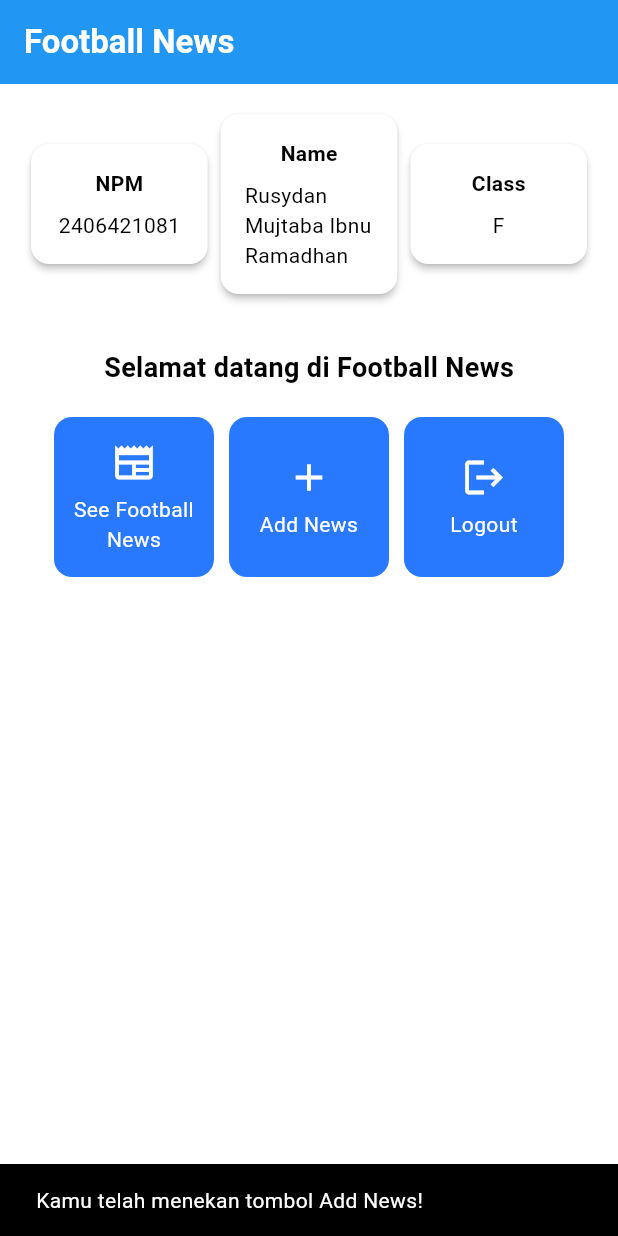
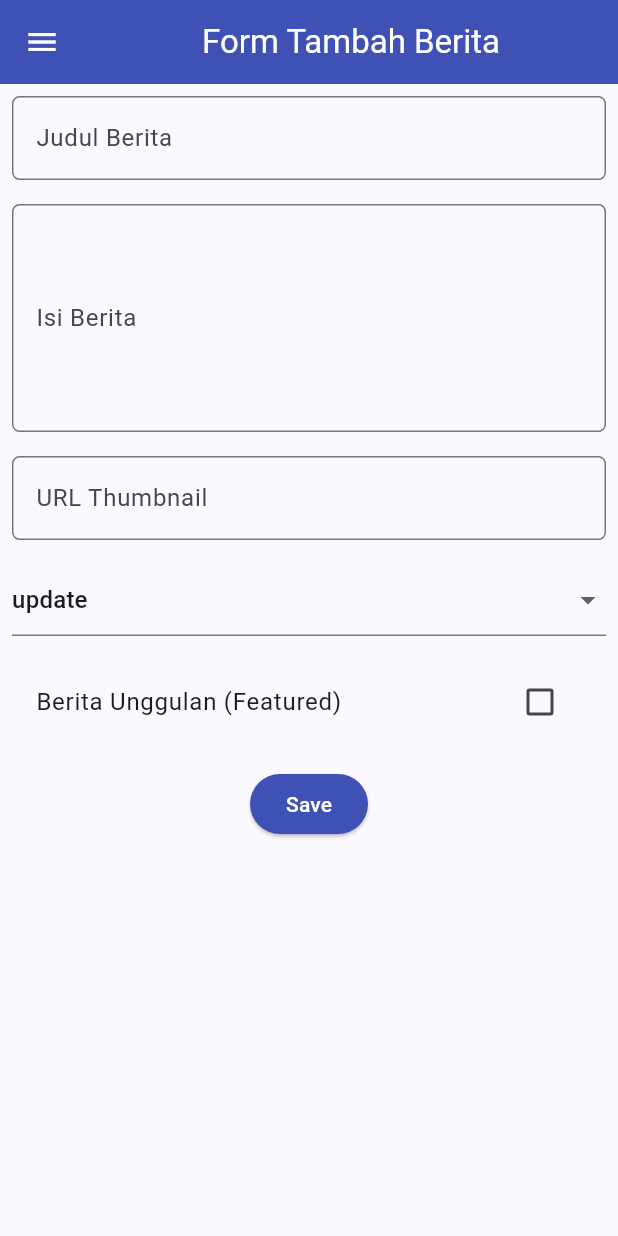
Before and after one commit to Aforambis/football-news-mobile, a Flutter app: the screen it shows after launch, after a tap on "Add News", on a phone screen of 412 x 824 dp. Run offline on Flutter 3.47's test engine with Material 3 defaults, Android fonts, the phone set to English and light mode, and no system bars.

Commit message:
Tutorial 7

```diff
--- a/lib/main.dart
+++ b/lib/main.dart
@@ -8,29 +8,13 @@ void main() {
 class MyApp extends StatelessWidget {
   const MyApp({super.key});
 
-  // This widget is the root of your application.
   @override
   Widget build(BuildContext context) {
     return MaterialApp(
       title: 'Flutter Demo',
       theme: ThemeData(
-        // This is the theme of your application.
-        //
-        // TRY THIS: Try running your application with "flutter run". You'll see
-        // the application has a purple toolbar. Then, without quitting the app,
-        // try changing the seedColor in the colorScheme below to Colors.green
-        // and then invoke "hot reload" (save your changes or press the "hot
-        // reload" button in a Flutter-supported IDE, or press "r" if you used
-        // the command line to start the app).
-        //
-        // Notice that the counter didn't reset back to zero; the application
-        // state is not lost during the reload. To reset the state, use hot
-        // restart instead.
-        //
-        // This works for code too, not just values: Most code changes can be
-        // tested with just a hot reload.
-         colorScheme: ColorScheme.fromSwatch(primarySwatch: Colors.blue)
- .copyWith(secondary: Colors.blueAccent[400]),
+        colorScheme: ColorScheme.fromSeed(seedColor: Colors.indigo),
+        useMaterial3: true,
       ),
       home: MyHomePage(),
     );
--- a/lib/menu.dart
+++ b/lib/menu.dart
@@ -1,11 +1,13 @@
 import 'package:flutter/material.dart';
+import 'package:football_news_mobile/newslist_form.dart';
+import 'package:football_news_mobile/widgets/left_drawer.dart';
 
 class MyHomePage extends StatelessWidget {
-    MyHomePage({super.key}); //sudah ada pada code sebelumnya
+    MyHomePage({super.key});
 
-    final String nama = "Rusydan Mujtaba Ibnu Ramadhan"; //nama
-    final String npm = "2406421081"; //npm
-    final String kelas = "F"; //kelas
+    final String nama = "Rusydan Mujtaba Ibnu Ramadhan";
+    final String npm = "2406421081";
+    final String kelas = "F";
 
     final List<ItemHomepage> items = [
     ItemHomepage("See Football News", Icons.newspaper),
@@ -15,11 +17,8 @@ class MyHomePage extends StatelessWidget {
 
     @override
     Widget build(BuildContext context) {
-    // Scaffold menyediakan struktur dasar halaman dengan AppBar dan body.
     return Scaffold(
-      // AppBar adalah bagian atas halaman yang menampilkan judul.
       appBar: AppBar(
-        // Judul aplikasi "Football News" dengan teks putih dan tebal.
         title: const Text(
           'Football News',
           style: TextStyle(
@@ -27,17 +26,15 @@ class MyHomePage extends StatelessWidget {
             fontWeight: FontWeight.bold,
           ),
         ),
-        // Warna latar belakang AppBar diambil dari skema warna tema aplikasi.
-        backgroundColor: Theme.of(context).colorScheme.primary,
+        backgroundColor: Colors.indigo,
+        foregroundColor: Colors.white,
       ),
-      // Body halaman dengan padding di sekelilingnya.
+      drawer: const LeftDrawer(),
       body: Padding(
         padding: const EdgeInsets.all(16.0),
-        // Menyusun widget secara vertikal dalam sebuah kolom.
         child: Column(
           crossAxisAlignment: CrossAxisAlignment.center,
           children: [
-            // Row untuk menampilkan 3 InfoCard secara horizontal.
             Row(
               mainAxisAlignment: MainAxisAlignment.spaceEvenly,
               children: [
@@ -47,16 +44,11 @@ class MyHomePage extends StatelessWidget {
               ],
             ),
 
-            // Memberikan jarak vertikal 16 unit.
             const SizedBox(height: 16.0),
 
-            // Menempatkan widget berikutnya di tengah halaman.
             Center(
               child: Column(
-                // Menyusun teks dan grid item secara vertikal.
-
                 children: [
-                  // Menampilkan teks sambutan dengan gaya tebal dan ukuran 18.
                   const Padding(
                     padding: EdgeInsets.only(top: 16.0),
                     child: Text(
@@ -68,17 +60,14 @@ class MyHomePage extends StatelessWidget {
                     ),
                   ),
 
-                  // Grid untuk menampilkan ItemCard dalam bentuk grid 3 kolom.
                   GridView.count(
                     primary: true,
                     padding: const EdgeInsets.all(20),
                     crossAxisSpacing: 10,
                     mainAxisSpacing: 10,
                     crossAxisCount: 3,
-                    // Agar grid menyesuaikan tinggi kontennya.
                     shrinkWrap: true,
 
-                    // Menampilkan ItemCard untuk setiap item dalam list items.
                     children: items.map((ItemHomepage item) {
                       return ItemCard(item);
                     }).toList(),
@@ -94,23 +83,18 @@ class MyHomePage extends StatelessWidget {
 }
 
 class InfoCard extends StatelessWidget {
-  // Kartu informasi yang menampilkan title dan content.
-
-  final String title;  // Judul kartu.
-  final String content;  // Isi kartu.
+  final String title;
+  final String content;
 
   const InfoCard({super.key, required this.title, required this.content});
 
   @override
   Widget build(BuildContext context) {
     return Card(
-      // Membuat kotak kartu dengan bayangan dibawahnya.
       elevation: 2.0,
       child: Container(
-        // Mengatur ukuran dan jarak di dalam kartu.
-        width: MediaQuery.of(context).size.width / 3.5, // menyesuaikan dengan lebar device yang digunakan.
+        width: MediaQuery.of(context).size.width / 3.5,
         padding: const EdgeInsets.all(16.0),
-        // Menyusun title dan content secara vertikal.
         child: Column(
           children: [
             Text(
@@ -134,36 +118,42 @@ class ItemHomepage {
 }
 
 class ItemCard extends StatelessWidget {
-  // Menampilkan kartu dengan ikon dan nama.
-
   final ItemHomepage item;
-
   const ItemCard(this.item, {super.key});
 
   @override
   Widget build(BuildContext context) {
+    Color cardColor = Colors.blueAccent[400]!;
+    if (item.name == "Add News") {
+      cardColor = Colors.indigo;
+    } else if (item.name == "Logout") {
+      cardColor = Colors.red;
+    }
+
     return Material(
-      // Menentukan warna latar belakang dari tema aplikasi.
-      color: Theme.of(context).colorScheme.secondary,
-      // Membuat sudut kartu melengkung.
+      color: cardColor,
       borderRadius: BorderRadius.circular(12),
-
       child: InkWell(
-        // Aksi ketika kartu ditekan.
         onTap: () {
-          // Menampilkan pesan SnackBar saat kartu ditekan.
+          if (item.name == "Add News") {
+            Navigator.push(
+              context,
+              MaterialPageRoute(
+                builder: (context) => const NewsFormPage(),
+              ),
+            );
+          } else {
             ScaffoldMessenger.of(context)
               ..hideCurrentSnackBar()
               ..showSnackBar(
                 SnackBar(content: Text("Kamu telah menekan tombol ${item.name}!"))
               );
+          }
         },
-        // Container untuk menyimpan Icon dan Text
         child: Container(
           padding: const EdgeInsets.all(8),
           child: Center(
             child: Column(
-              // Menyusun ikon dan teks di tengah kartu.
               mainAxisAlignment: MainAxisAlignment.center,
               children: [
                 Icon(
@@ -184,5 +174,4 @@ class ItemCard extends StatelessWidget {
       ),
     );
   }
-
 }
--- /dev/null
+++ b/lib/newslist_form.dart
@@ -0,0 +1,193 @@
+import 'package:flutter/material.dart';
+import 'package:football_news_mobile/widgets/left_drawer.dart';
+
+class NewsFormPage extends StatefulWidget {
+    const NewsFormPage({super.key});
+
+    @override
+    State<NewsFormPage> createState() => _NewsFormPageState();
+}
+
+class _NewsFormPageState extends State<NewsFormPage> {
+    final _formKey = GlobalKey<FormState>();
+    String _title = "";
+    String _content = "";
+    String _category = "update";
+    String _thumbnail = "";
+    bool _isFeatured = false;
+
+    final List<String> _categories = [
+        'transfer',
+        'update',
+        'exclusive',
+        'match',
+        'rumor',
+        'analysis',
+    ];
+
+    @override
+    Widget build(BuildContext context) {
+        return Scaffold(
+            appBar: AppBar(
+                title: const Center(
+                    child: Text(
+                        'Form Tambah Berita',
+                    ),
+                ),
+                backgroundColor: Colors.indigo,
+                foregroundColor: Colors.white,
+            ),
+            drawer: const LeftDrawer(),
+            body: Form(
+                key: _formKey,
+                child: SingleChildScrollView(
+                  child: Column(
+                    crossAxisAlignment: CrossAxisAlignment.start,
+                    children: [
+                      Padding(
+                        padding: const EdgeInsets.all(8.0),
+                        child: TextFormField(
+                          decoration: InputDecoration(
+                            hintText: "Judul Berita",
+                            labelText: "Judul Berita",
+                            border: OutlineInputBorder(
+                              borderRadius: BorderRadius.circular(5.0),
+                            ),
+                          ),
+                          onChanged: (String? value) {
+                            setState(() {
+                              _title = value!;
+                            });
+                          },
+                          validator: (String? value) {
+                            if (value == null || value.isEmpty) {
+                              return "Judul tidak boleh kosong!";
+                            }
+                            return null;
+                          },
+                        ),
+                      ),
+                      Padding(
+                        padding: const EdgeInsets.all(8.0),
+                        child: TextFormField(
+                          decoration: InputDecoration(
+                            hintText: "Isi Berita",
+                            labelText: "Isi Berita",
+                            border: OutlineInputBorder(
+                              borderRadius: BorderRadius.circular(5.0),
+                            ),
+                          ),
+                          maxLines: 5,
+                          onChanged: (String? value) {
+                            setState(() {
+                              _content = value!;
+                            });
+                          },
+                          validator: (String? value) {
+                            if (value == null || value.isEmpty) {
+                              return "Isi berita tidak boleh kosong!";
+                            }
+                            return null;
+                          },
+                        ),
+                      ),
+                      Padding(
+                        padding: const EdgeInsets.all(8.0),
+                        child: TextFormField(
+                          decoration: InputDecoration(
+                            hintText: "URL Thumbnail",
+                            labelText: "URL Thumbnail",
+                            border: OutlineInputBorder(
+                              borderRadius: BorderRadius.circular(5.0),
+                            ),
+                          ),
+                          onChanged: (String? value) {
+                            setState(() {
+                              _thumbnail = value!;
+                            });
+                          },
+                          validator: (String? value) {
+                            if (value == null || value.isEmpty) {
+                              return "URL Thumbnail tidak boleh kosong!";
+                            }
+                            if (!Uri.parse(value).isAbsolute) {
+                                return "URL tidak valid!";
+                            }
+                            return null;
+                          },
+                        ),
+                      ),
+                      Padding(
+                        padding: const EdgeInsets.all(8.0),
+                        child: DropdownButtonFormField<String>(
+                          value: _category,
+                          hint: const Text("Pilih Kategori"),
+                          items: _categories.map((String category) {
+                            return DropdownMenuItem<String>(
+                              value: category,
+                              child: Text(category),
+                            );
+                          }).toList(),
+                          onChanged: (String? newValue) {
+                            setState(() {
+                              _category = newValue!;
+                            });
+                          },
+                          validator: (String? value) {
+                            if (value == null || value.isEmpty) {
+                              return "Kategori tidak boleh kosong!";
+                            }
+                            return null;
+                          },
+                        ),
+                      ),
+                      Padding(
+                        padding: const EdgeInsets.all(8.0),
+                        child: CheckboxListTile(
+                          title: const Text("Berita Unggulan (Featured)"),
+                          value: _isFeatured,
+                          onChanged: (bool? newValue) {
+                            setState(() {
+                              _isFeatured = newValue!;
+                            });
+                          },
+                        ),
+                      ),
+                      Align(
+                        alignment: Alignment.bottomCenter,
+                        child: Padding(
+                          padding: const EdgeInsets.all(8.0),
+                          child: ElevatedButton(
+                            style: ButtonStyle(
+                              backgroundColor:
+                                  MaterialStateProperty.all(Colors.indigo),
+                            ),
+                            onPressed: () {
+                              if (_formKey.currentState!.validate()) {
+                                ScaffoldMessenger.of(context)
+                                  .showSnackBar(
+                                    SnackBar(content: Text(
+                                      "Berita '$_title' berhasil disimpan!"
+                                    )),
+                                  );
+                                _formKey.currentState!.reset();
+                                setState(() {
+                                  _isFeatured = false;
+                                  _category = "update";
+                                });
+                              }
+                            },
+                            child: const Text(
+                              "Save",
+                              style: TextStyle(color: Colors.white),
+                            ),
+                          ),
+                        ),
+                      ),
+                    ],
+                  )
+                ),
+            ),
+        );
+    }
+}
--- /dev/null
+++ b/lib/widgets/left_drawer.dart
@@ -0,0 +1,79 @@
+import 'package:flutter/material.dart';
+import 'package:football_news_mobile/menu.dart';
+import 'package:football_news_mobile/newslist_form.dart';
+
+class LeftDrawer extends StatelessWidget {
+  const LeftDrawer({super.key});
+
+  @override
+  Widget build(BuildContext context) {
+    return Drawer(
+      child: ListView(
+        children: [
+          const DrawerHeader(
+            decoration: BoxDecoration(
+              color: Colors.indigo,
+            ),
+            child: Column(
+              children: [
+                Text(
+                  'Football News',
+                  textAlign: TextAlign.center,
+                  style: TextStyle(
+                    fontSize: 30,
+                    fontWeight: FontWeight.bold,
+                    color: Colors.white,
+                  ),
+                ),
+                Padding(padding: EdgeInsets.all(10)),
+                Text(
+                  "Your one-stop football news app!",
+                  textAlign: TextAlign.center,
+                  style: TextStyle(
+                    fontSize: 15,
+                    color: Colors.white,
+                    fontStyle: FontStyle.italic,
+                  ),
+                ),
+              ],
+            ),
+          ),
+          ListTile(
+            leading: const Icon(Icons.home_outlined),
+            title: const Text('Homepage'),
+            onTap: () {
+              Navigator.pushReplacement(
+                context,
+                MaterialPageRoute(
+                  builder: (context) => MyHomePage(),
+                ),
+              );
+            },
+          ),
+          ListTile(
+            leading: const Icon(Icons.add_circle_outline),
+            title: const Text('Add News'),
+            onTap: () {
+              Navigator.push(
+                context,
+                MaterialPageRoute(
+                  builder: (context) => const NewsFormPage(),
+                ),
+              );
+            },
+          ),
+          ListTile(
+            leading: const Icon(Icons.newspaper),
+            title: const Text('See Football News'),
+            onTap: () {
+                ScaffoldMessenger.of(context)
+                  ..hideCurrentSnackBar()
+                  ..showSnackBar(const SnackBar(
+                      content: Text("Coming Soon!")));
+            },
+          ),
+        ],
+      ),
+    );
+  }
+}
```
Lines whose indentation alone changed are shown as unchanged.
